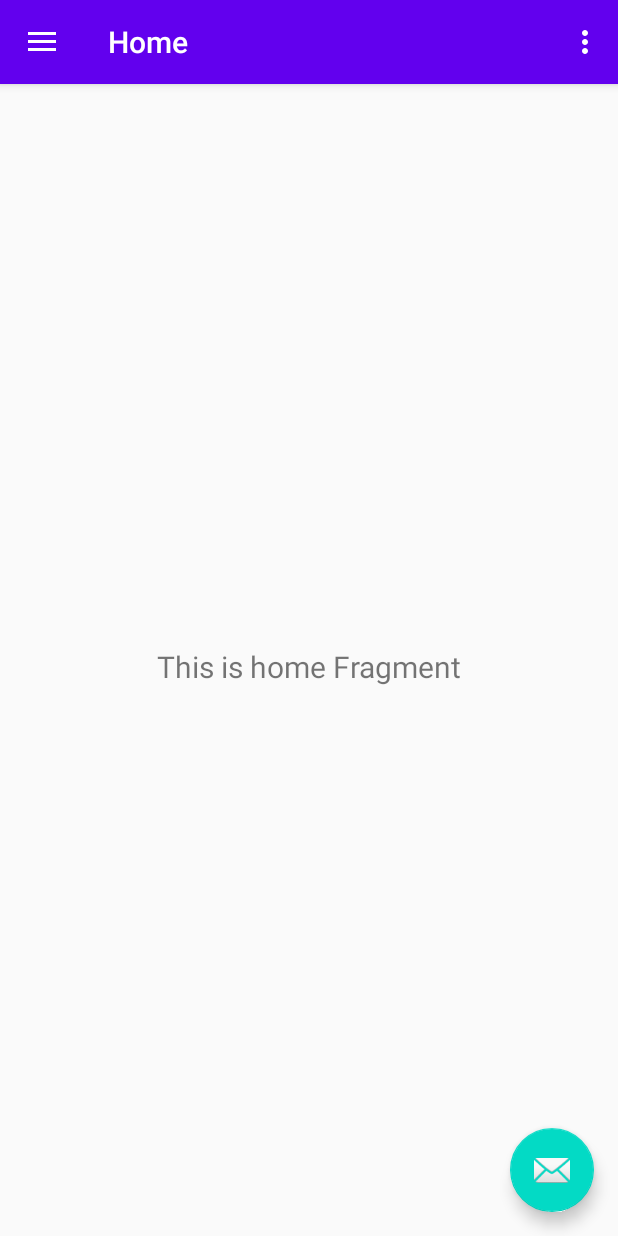
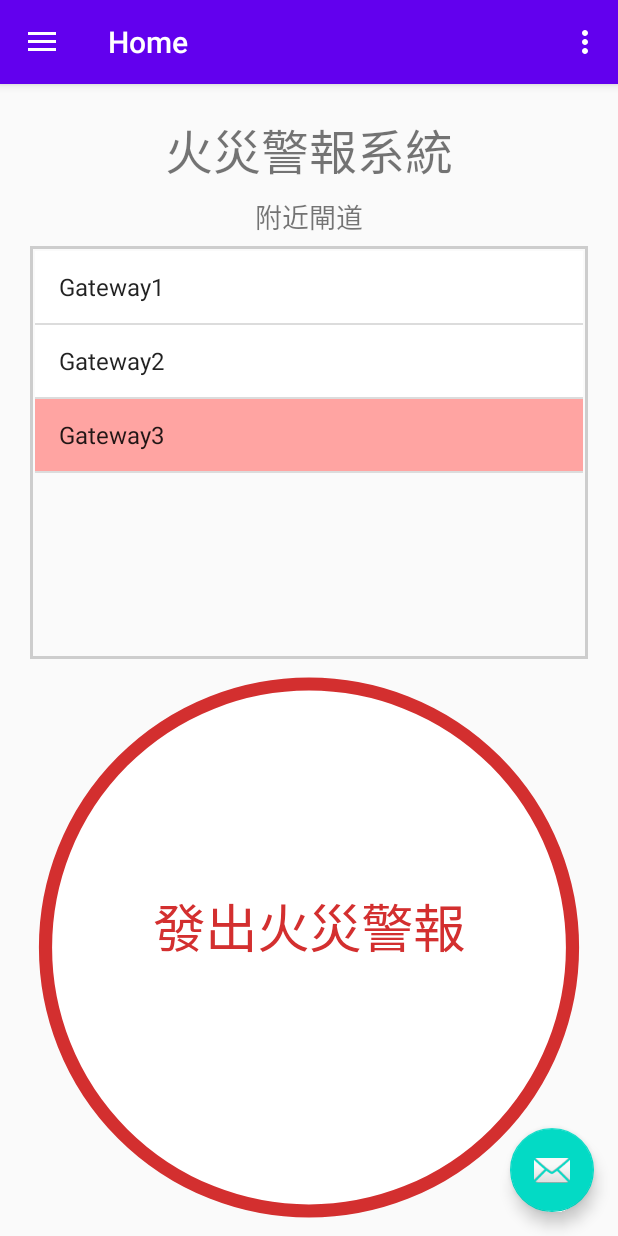
Before and after one commit to yalin1997/ncku-Intelligent-processing-final-project, an Android app: the screen it shows after launch (MainActivity), in the options menu, after a tap on "Settings", on a phone screen of 412 x 824 dp. Run offline under Robolectric (Android 15) with nearby library versions, the phone set to English and light mode, and no system bars; our stand-ins replace navigation-ui.

Commit message:
APP UI
主介面

```diff
--- a/APP/Android/app/build.gradle
+++ b/APP/Android/app/build.gradle
@@ -53,4 +53,5 @@ dependencies {
     testImplementation 'junit:junit:4.12'
     androidTestImplementation 'androidx.test.ext:junit:1.1.1'
     androidTestImplementation 'androidx.test.espresso:espresso-core:3.2.0'
+    implementation 'androidx.fragment:fragment-ktx:1.0.0'
 }
--- a/APP/Android/app/src/main/AndroidManifest.xml
+++ b/APP/Android/app/src/main/AndroidManifest.xml
@@ -1,6 +1,8 @@
 <?xml version="1.0" encoding="utf-8"?>
 <manifest xmlns:android="http://schemas.android.com/apk/res/android"
     package="org.firealarmsystem">
+    <uses-permission android:name="android.permission.ACCESS_COARSE_LOCATION"/>
+    <uses-permission android:name="android.permission.ACCESS_FINE_LOCATION"/>
 
     <application
         android:allowBackup="true"
--- /dev/null
+++ b/APP/Android/app/src/main/java/org/firealarmsystem/ui/alarm/AlarmFragment.kt
@@ -0,0 +1,51 @@
+package org.firealarmsystem.ui.alarm
+
+import android.media.RingtoneManager
+import android.os.Bundle
+import android.view.LayoutInflater
+import android.view.View
+import android.view.ViewGroup
+import androidx.appcompat.app.AlertDialog
+import androidx.fragment.app.Fragment
+import org.firealarmsystem.R
+
+
+class AlarmFragment : Fragment() {
+
+    override fun onCreateView(
+        inflater: LayoutInflater,
+        container: ViewGroup?,
+        savedInstanceState: Bundle?
+    ): View? {
+        val root = inflater.inflate(R.layout.fragment_alarm , container, false)
+
+        return View(inflater.context)
+    }
+
+    override fun onStart() {
+        super.onStart()
+
+        val context = this.context!!
+
+        val builder: AlertDialog.Builder = AlertDialog.Builder(context)
+        builder.setMessage("")
+            .setPositiveButton("確認"
+            ) { dialogInterface, _ ->
+                dialogInterface.cancel()
+            }
+            .setMessage("發生火災!!")
+            .setTitle("塊陶阿")
+
+        val notification = RingtoneManager.getDefaultUri(RingtoneManager.TYPE_NOTIFICATION)
+        val r = RingtoneManager.getRingtone(
+            context.applicationContext,
+            notification)
+        r.play()
+
+        val dialog = builder.create()
+        dialog.show()
+
+    }
+
+
+}
--- /dev/null
+++ b/APP/Android/app/src/main/java/org/firealarmsystem/ui/home/AlarmButton.kt
@@ -0,0 +1,104 @@
+package org.firealarmsystem.ui.home
+
+import android.content.Context
+import android.graphics.Canvas
+import android.graphics.Color
+import android.graphics.Paint
+import android.util.AttributeSet
+import android.util.Log
+import android.view.MotionEvent
+import android.view.MotionEvent.*
+import android.view.View
+import kotlin.math.min
+import kotlin.math.pow
+import kotlin.math.sqrt
+
+class AlarmButton : View {
+    var mPaintOutline: Paint = Paint()
+    var mPaintText: Paint = Paint()
+    var mPaintBackground: Paint = Paint()
+    var onPress = false
+    var loopTime = 0
+
+    private val radius: Float
+        get() =  min(width , height) * 0.5f - 10f
+
+    private val centerX :Float
+        get() = width * 0.5f
+
+    private val centerY :Float
+        get() = height * 0.5f
+
+    companion object{
+        val colorNormal = Color.parseColor("#d32f2f")
+        val colorPress = Color.parseColor("#ff6659")
+        val backgroundNormal = Color.parseColor("#ffffff")
+        val backgroundPress = Color.parseColor("#ffa4a2")
+        const val animationFactor = 20
+    }
+
+    constructor(context : Context) : super(context) {
+    }
+
+    constructor(context:Context , attrs : AttributeSet)
+            : super(context , attrs){
+    }
+
+    constructor(context: Context, attrs: AttributeSet ,  defStyleAttr: Int, defStyleRes: Int)
+            :super(context , attrs , defStyleAttr , defStyleRes){
+    }
+
+    init {
+        mPaintOutline.color = colorNormal
+        mPaintOutline.style = Paint.Style.STROKE
+        mPaintOutline.isAntiAlias = true
+        mPaintBackground.color = backgroundNormal
+        mPaintBackground.style = Paint.Style.FILL
+        mPaintText.textAlign = Paint.Align.CENTER
+        mPaintText.color = colorNormal
+
+        setOnClickListener {
+            Log.e("OnClick", "OnClick")
+        }
+
+        setOnTouchListener { view, event ->
+            when(event.action){
+                ACTION_DOWN -> {
+                    if(inCircle(event.x , event.y)){
+                        mPaintOutline.color = colorPress
+                        mPaintBackground.color = backgroundPress
+                        onPress = true
+                        view.invalidate()
+                    }
+                    return@setOnTouchListener true
+                }
+                ACTION_UP ->{
+                    mPaintOutline.color = colorNormal
+                    mPaintBackground.color = backgroundNormal
+                    onPress = false
+                    loopTime = 0
+                    view.invalidate()
+                    if(inCircle(event.x , event.y))
+                        view.performClick()
+                    return@setOnTouchListener false
+                }
+            }
+            false
+        }
+    }
+
+    override fun onDraw(canvas: Canvas) {
+        super.onDraw(canvas)
+
+        mPaintOutline.strokeWidth = radius * 0.05f
+        mPaintText.textSize = radius * 0.2f
+
+        canvas.drawCircle(centerX , centerY , radius , mPaintBackground)
+        canvas.drawCircle(centerX , centerY , radius , mPaintOutline)
+        canvas.drawText("發出火災警報" , centerX , centerY , mPaintText)
+    }
+
+    private fun inCircle(x:Float , y:Float) : Boolean {
+        return sqrt( (x - centerX).pow(2) + (y - centerY).pow(2) ) < radius
+    }
+}
--- a/APP/Android/app/src/main/java/org/firealarmsystem/ui/home/HomeFragment.kt
+++ b/APP/Android/app/src/main/java/org/firealarmsystem/ui/home/HomeFragment.kt
@@ -1,14 +1,20 @@
 package org.firealarmsystem.ui.home
 
+import android.graphics.Color
 import android.os.Bundle
 import android.view.LayoutInflater
 import android.view.View
 import android.view.ViewGroup
-import android.widget.TextView
+import android.widget.AdapterView
+import android.widget.ArrayAdapter
+import android.widget.ListView
+import androidx.core.view.children
 import androidx.fragment.app.Fragment
 import androidx.lifecycle.Observer
 import androidx.lifecycle.ViewModelProviders
+import kotlinx.android.synthetic.main.fragment_home.*
 import org.firealarmsystem.R
+
 
 class HomeFragment : Fragment() {
 
@@ -22,10 +28,36 @@ class HomeFragment : Fragment() {
         homeViewModel =
                 ViewModelProviders.of(this).get(HomeViewModel::class.java)
         val root = inflater.inflate(R.layout.fragment_home, container, false)
-        val textView: TextView = root.findViewById(R.id.text_home)
-        homeViewModel.text.observe(viewLifecycleOwner, Observer {
-            textView.text = it
+
+        homeViewModel.title.observe(viewLifecycleOwner, Observer {
+            text_home.text = it
         })
+
+        val adapter: ArrayAdapter<String> = ArrayAdapter<String>(
+            context!!,
+            android.R.layout.simple_list_item_1
+        )
+
+        homeViewModel.gateways.observe(viewLifecycleOwner, Observer {
+            adapter.clear()
+            adapter.addAll(it)
+        })
+        val listViewGateway = root.findViewById<ListView>(R.id.listview_gateway)
+        listViewGateway.adapter = adapter
+
+        listViewGateway.onItemClickListener = AdapterView.OnItemClickListener(){
+                adapterView: AdapterView<*> , view: View, index: Int, l: Long ->
+            for(child in adapterView.children){
+                child.setBackgroundColor(Color.WHITE)
+
+                if(child == view){
+                    child.setBackgroundColor(Color.parseColor("#ffa4a2"))
+                }
+            }
+        }
+
+        homeViewModel.gateways.postValue(arrayListOf("Gateway1" , "Gateway2" , "Gateway3"))
+
         return root
     }
 }
--- a/APP/Android/app/src/main/java/org/firealarmsystem/ui/home/HomeViewModel.kt
+++ b/APP/Android/app/src/main/java/org/firealarmsystem/ui/home/HomeViewModel.kt
@@ -6,8 +6,10 @@ import androidx.lifecycle.ViewModel
 
 class HomeViewModel : ViewModel() {
 
-    private val _text = MutableLiveData<String>().apply {
-        value = "This is home Fragment"
+    private val _title = MutableLiveData<String>().apply {
+        value = "火災警報系統"
     }
-    val text: LiveData<String> = _text
+
+    val title: LiveData<String> = _title
+    val gateways: MutableLiveData<Collection<String>> = MutableLiveData()
 }
--- /dev/null
+++ b/APP/Android/app/src/main/res/drawable/border.xml
@@ -0,0 +1,7 @@
+<?xml version="1.0" encoding="utf-8"?>
+<shape xmlns:android="http://schemas.android.com/apk/res/android"
+    android:shape="rectangle" >
+    <stroke
+        android:width="2dp"
+        android:color="#cdcdcd" />
+</shape>
--- a/APP/Android/app/src/main/res/layout/activity_main.xml
+++ b/APP/Android/app/src/main/res/layout/activity_main.xml
@@ -22,4 +22,11 @@
         app:headerLayout="@layout/nav_header_main"
         app:menu="@menu/activity_main_drawer" />
 
+    <fragment
+        android:id="@+id/alarm_fragment"
+        android:name="org.firealarmsystem.ui.alarm.AlarmFragment"
+        android:layout_width="wrap_content"
+        android:layout_height="wrap_content"
+        />
+
 </androidx.drawerlayout.widget.DrawerLayout>
--- /dev/null
+++ b/APP/Android/app/src/main/res/layout/fragment_alarm.xml
@@ -0,0 +1,8 @@
+<?xml version="1.0" encoding="utf-8"?>
+<androidx.constraintlayout.widget.ConstraintLayout
+    xmlns:android="http://schemas.android.com/apk/res/android"
+    xmlns:app="http://schemas.android.com/apk/res-auto"
+    android:layout_width="match_parent"
+    android:layout_height="match_parent">
+
+</androidx.constraintlayout.widget.ConstraintLayout>
--- a/APP/Android/app/src/main/res/layout/fragment_home.xml
+++ b/APP/Android/app/src/main/res/layout/fragment_home.xml
@@ -11,12 +11,48 @@
         android:layout_width="match_parent"
         android:layout_height="wrap_content"
         android:layout_marginStart="8dp"
-        android:layout_marginTop="8dp"
+        android:layout_marginTop="20dp"
         android:layout_marginEnd="8dp"
         android:textAlignment="center"
-        android:textSize="20sp"
-        app:layout_constraintBottom_toBottomOf="parent"
+        android:textSize="32sp"
         app:layout_constraintEnd_toEndOf="parent"
         app:layout_constraintStart_toStartOf="parent"
         app:layout_constraintTop_toTopOf="parent" />
+
+    <ListView
+        android:id="@+id/listview_gateway"
+        android:layout_width="match_parent"
+        android:layout_height="275dp"
+        android:layout_marginTop="40dp"
+        android:layout_marginStart="20dp"
+        android:layout_marginEnd="20dp"
+        android:background="@drawable/border"
+        android:textAlignment="center"
+        android:padding="3dp"
+        app:layout_constraintTop_toBottomOf="@+id/text_home"
+        tools:layout_editor_absoluteX="15dp" />
+
+    <TextView
+        android:id="@+id/textView2"
+        android:layout_width="wrap_content"
+        android:layout_height="wrap_content"
+        android:text="附近閘道"
+        android:textSize="18sp"
+        app:layout_constraintBottom_toTopOf="@+id/listview_gateway"
+        app:layout_constraintEnd_toEndOf="parent"
+        app:layout_constraintStart_toStartOf="parent"
+        app:layout_constraintTop_toBottomOf="@+id/text_home" />
+
+    <org.firealarmsystem.ui.home.AlarmButton
+        android:id="@+id/btn_alarm"
+        android:layout_width="0dp"
+        android:layout_height="0dp"
+        android:layout_margin="10dp"
+        app:layout_constraintBottom_toBottomOf="parent"
+        app:layout_constraintEnd_toEndOf="parent"
+        app:layout_constraintHorizontal_bias="0.157"
+        app:layout_constraintStart_toStartOf="parent"
+        app:layout_constraintTop_toBottomOf="@+id/listview_gateway"
+        app:layout_constraintVertical_bias="1.0" />
+
 </androidx.constraintlayout.widget.ConstraintLayout>
```
